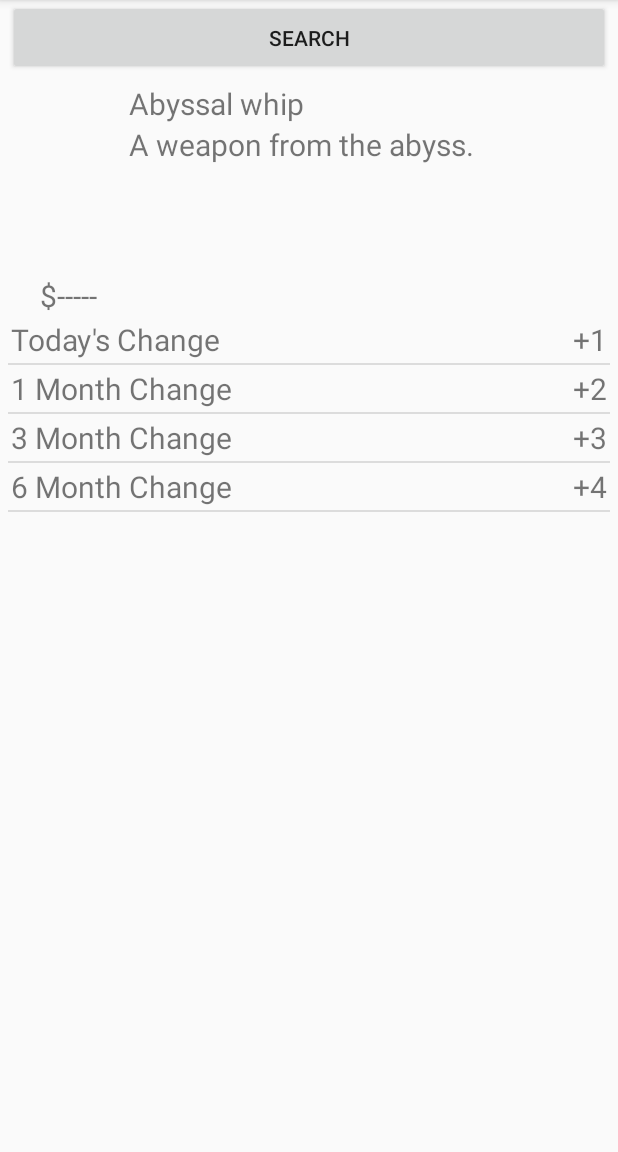
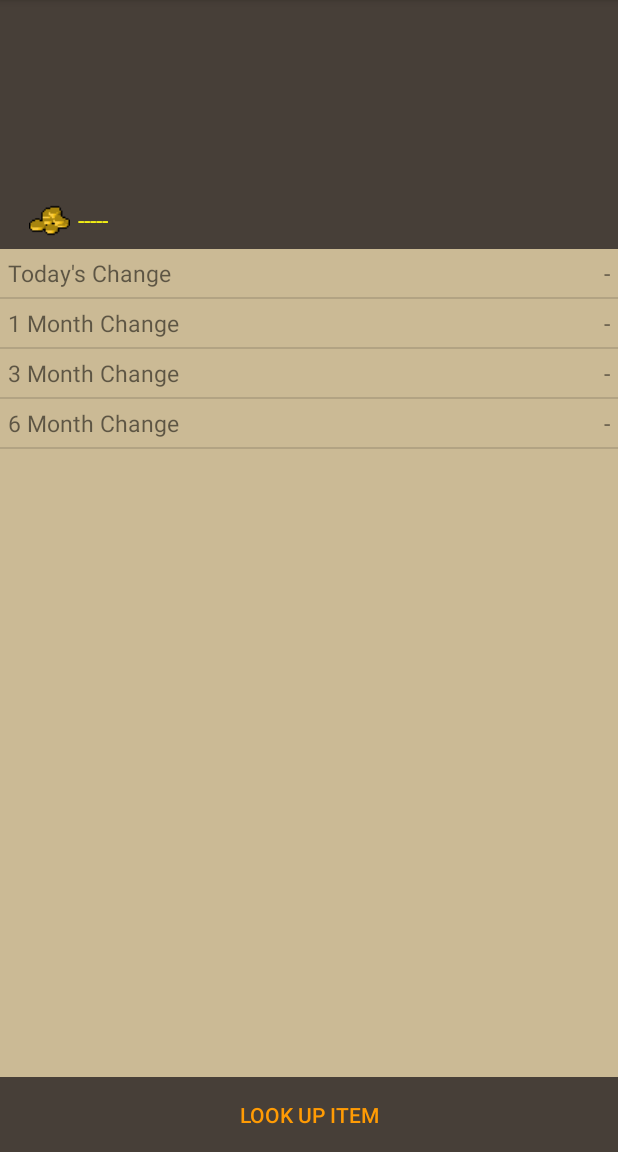
Before and after one commit to ozcer/RunicHelper, an Android app: the GeActivity screen opened directly, with no data from a screen before it, on a phone screen of 412 x 824 dp, the part 84-1236 px from its top. Run offline under Robolectric (Android 15) with nearby library versions, the phone set to English and light mode, and no system bars; pictures from the network do not load.

Commit message:
added coin icon beside GE price scaled down GE text size scaled down NMZ text size upgraded NMZ color theme upgraded GE color theme and moved search button to bottom

```diff
--- a/app/src/main/java/ozcer/runichelper/GeActivity.java
+++ b/app/src/main/java/ozcer/runichelper/GeActivity.java
@@ -42,8 +42,8 @@ public class GeActivity extends AppCompatActivity {
     ListView lvTrendList;
     ListAdapter myAdapter;
     String apiBase = "http://services.runescape.com/m=itemdb_oldschool/api/";
-    String[][] trends = {{"Today's Change", "+1"}, {"1 Month Change", "+2"},
-            {"3 Month Change", "+3"}, {"6 Month Change", "+4"}};
+    String[][] trends = {{"Today's Change", "-"}, {"1 Month Change", "-"},
+            {"3 Month Change", "-"}, {"6 Month Change", "-"}};
 
 
     String currentId = null;
--- a/app/src/main/res/layout/activity_ge.xml
+++ b/app/src/main/res/layout/activity_ge.xml
@@ -6,34 +6,18 @@
     android:layout_height="match_parent"
     tools:context="ozcer.runichelper.GeActivity"
     android:orientation="vertical"
-    android:paddingLeft="5dp"
-    android:paddingRight="5dp"
-
+    android:background="@color/UiLight"
     >
-    <LinearLayout
-        android:id="@+id/ge_topBar"
-        android:layout_width="match_parent"
-        android:layout_height="50dp"
-        android:layout_alignParentTop="true"
-        android:gravity="right"
-        android:layout_marginBottom="5dp"
-        >
-
-        <Button
-            android:id="@+id/ge_searchButton"
-            android:layout_width="match_parent"
-            android:layout_height="match_parent"
-            android:text="search"
-            />
-    </LinearLayout>
 
     <LinearLayout
         android:id="@+id/ge_summarySection"
         android:layout_width="match_parent"
         android:layout_height="wrap_content"
-        android:layout_below="@id/ge_topBar"
+        android:padding="5dp"
+
         android:weightSum="100"
         android:orientation="horizontal"
+        android:background="@color/UiDark"
         >
 
         <LinearLayout
@@ -43,25 +27,40 @@
             android:orientation="vertical"
             android:gravity="center"
             >
-
             <ImageView
                 android:id="@+id/ge_itemImage"
                 android:layout_width="192px"
                 android:layout_height="192px"
                 android:scaleType="fitXY"
-                android:padding="5dp"
+                android:padding="2dp"
                 />
 
-
-            <TextView
-                android:id="@+id/ge_itemPrice"
+            <LinearLayout
                 android:layout_width="match_parent"
                 android:layout_height="wrap_content"
-                android:layout_alignParentBottom="true"
                 android:gravity="center"
-                android:text="$-----"
-                android:textSize="20dp"
-                />
+                >
+                <ImageView
+                    android:layout_width="27dp"
+                    android:layout_height="27dp"
+                    android:src="@drawable/coins"
+                    android:scaleType="fitXY"
+                    android:layout_marginRight="5dp"
+                    />
+                <TextView
+                    android:id="@+id/ge_itemPrice"
+                    android:layout_width="wrap_content"
+                    android:layout_height="wrap_content"
+                    android:layout_alignParentBottom="true"
+                    android:gravity="center"
+                    android:text="-----"
+                    style="@style/fontSizeRead"
+                    android:textColor="@color/yellowText"
+                    />
+
+
+            </LinearLayout>
+
 
 
         </LinearLayout>
@@ -71,20 +70,21 @@
             android:layout_height="match_parent"
             android:layout_weight="20"
             android:orientation="vertical"
+            android:layout_marginLeft="10dp"
             >
             <TextView
                 android:id="@+id/ge_itemName"
                 android:layout_width="match_parent"
                 android:layout_height="wrap_content"
-                android:text="Abyssal whip"
-                android:textSize="20dp"
+                style="@style/fontSizeRead"
                 />
             <TextView
                 android:id="@+id/ge_itemDescription"
                 android:layout_width="match_parent"
                 android:layout_height="match_parent"
-                android:text="A weapon from the abyss."
-                android:textSize="20dp"
+
+                style="@style/fontSizeRead"
+                android:textColor="@color/yellowText"
                 />
 
         </LinearLayout>
@@ -92,15 +92,36 @@
 
     </LinearLayout>
 
+    <LinearLayout
+        android:id="@+id/ge_botBar"
+        android:layout_width="match_parent"
+        android:layout_height="50dp"
+        android:layout_alignParentBottom="true"
+        android:gravity="right"
+        >
+        <Button
+            android:id="@+id/ge_searchButton"
+            android:layout_width="match_parent"
+            android:layout_height="match_parent"
+            android:text="Look up item"
+            android:background="@color/UiDark"
+            android:elevation="2dp"
+            android:textColor="@color/orangeText"
+            />
+    </LinearLayout>
+
     <ListView
         android:id="@+id/ge_trend"
         android:layout_width="match_parent"
         android:layout_height="match_parent"
         android:layout_below="@id/ge_summarySection"
+        android:layout_above="@id/ge_botBar"
         >
 
     </ListView>
 
 
 
+
+
 </RelativeLayout>
--- a/app/src/main/res/layout/activity_ge_search.xml
+++ b/app/src/main/res/layout/activity_ge_search.xml
@@ -8,6 +8,7 @@
     android:paddingLeft="5dp"
     android:paddingRight="5dp"
     android:orientation="vertical"
+    android:background="@color/UiLight"
     >
 
     <EditText
--- a/app/src/main/res/layout/trend_row.xml
+++ b/app/src/main/res/layout/trend_row.xml
@@ -2,7 +2,7 @@
 <RelativeLayout xmlns:android="http://schemas.android.com/apk/res/android"
     android:orientation="horizontal" android:layout_width="match_parent"
     android:layout_height="match_parent"
-    android:padding="2dp"
+    android:padding="5dp"
     >
 
     <TextView
@@ -10,7 +10,7 @@
         android:layout_width="wrap_content"
         android:layout_height="match_parent"
         android:text="Today"
-        android:textSize="20dp"
+        android:textSize="15dp"
         />
 
     <TextView
@@ -19,7 +19,7 @@
         android:layout_height="match_parent"
         android:layout_alignParentRight="true"
         android:text="+123"
-        android:textSize="20dp"
+        android:textSize="15dp"
         />
 
 </RelativeLayout>
--- a/app/src/main/res/values/colors.xml
+++ b/app/src/main/res/values/colors.xml
@@ -4,6 +4,11 @@
     <color name="colorPrimaryDark">#303F9F</color>
     <color name="colorAccent">#FF4081</color>
     <color name="white">#FFFFFF</color>
+    <color name="black">#000000</color>
     <color name="transparent">#0000</color>
-
+    <color name="UiLight">#cbba95</color>
+    <color name="UiLightDark">#8f846b</color>
+    <color name="UiDark">#473f38</color>
+    <color name="orangeText">#ff9b04</color>
+    <color name="yellowText">#fffc14</color>
 </resources>
--- a/app/src/main/res/values/styles.xml
+++ b/app/src/main/res/values/styles.xml
@@ -10,7 +10,8 @@
 
     <style name="fontSizeRead">
         <!-- Customize your theme here. -->
-        <item name="android:textSize">17dp</item>
+        <item name="android:textSize">15dp</item>
+        <item name="android:textColor">@color/orangeText</item>
     </style>
 
     <style name="fontSizeInput">
```
Also changed, not shown: app/src/main/res/layout/activity_main.xml (+17 -9 lines), app/src/main/res/layout/activity_nmz.xml (+10 -5 lines), app/src/main/res/drawable-hdpi/coins.png (added), app/src/main/res/drawable-hdpi/ic_search.png (added), app/src/main/res/drawable-mdpi/ic_search.png (added), app/src/main/res/drawable-xhdpi/ic_search.png (added), app/src/main/res/drawable-xxhdpi/ic_search.png (added).
